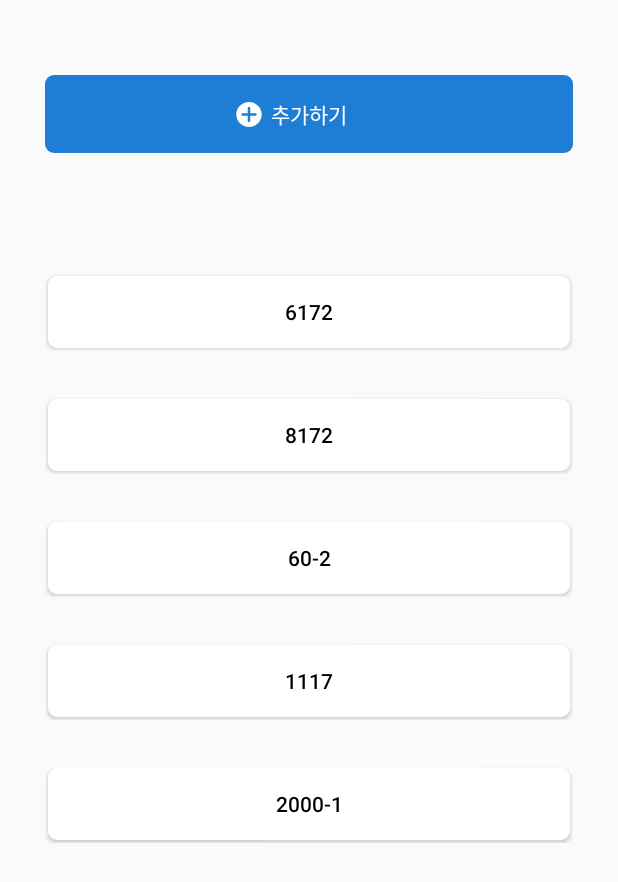
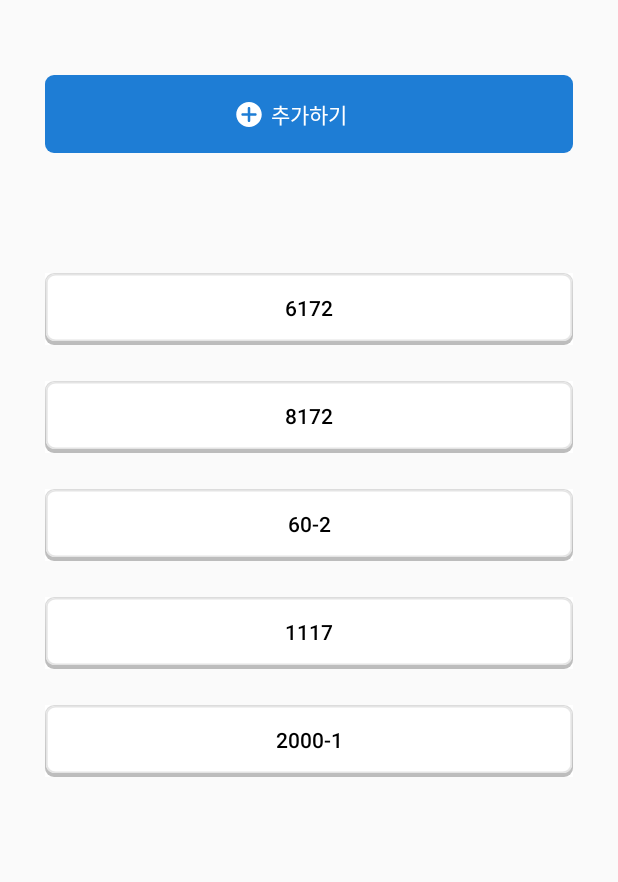
Before and after one commit to JunctionX-Hunter/JunctionX-Hunter-Android, an Android app: the AddAndDeleteTextActivity screen opened directly, with no data from a screen before it, on a phone screen of 412 x 824 dp. Shown: the top 882 px of the screen. Run offline under Robolectric (Android 15) with nearby library versions, the phone set to English and light mode, and no system bars; our stand-ins replace data binding; libraries missing offline, so code that uses them is left out: androidx.databinding.library.

Commit message:
메인화면 -  지정된 버스 번호, 세팅 연결합니다.  (#6)
* 삭제 기능 추가

* 세팅 연결

* 삭제 다이얼로그 추가

* Reformate Code

* 삭제다이얼로그 argument 받도록 수정

* 코드 수정

* 미사용 import 수정

Co-authored-by: sungmin.jung <jspiner@naver.com>

```diff
--- a/app/src/main/java/com/junction/seoul/hunterandroid/data/BusNumber.kt
+++ b/app/src/main/java/com/junction/seoul/hunterandroid/data/BusNumber.kt
@@ -1,7 +1,7 @@
 package com.junction.seoul.hunterandroid.data
 
 data class BusNumber(
-  val title: String
+  val title: String? = null
 )
 
 //TODO 저장된 버스 숫자 가져오도록 수정 필요
--- a/app/src/main/java/com/junction/seoul/hunterandroid/main/MainActivity.kt
+++ b/app/src/main/java/com/junction/seoul/hunterandroid/main/MainActivity.kt
@@ -7,6 +7,8 @@ import androidx.lifecycle.lifecycleScope
 import com.junction.seoul.hunterandroid.R
 import com.junction.seoul.hunterandroid.base.BaseActivity
 import com.junction.seoul.hunterandroid.databinding.ActivityMainBinding
+import com.junction.seoul.hunterandroid.setting.AddAndDeleteTextActivity
+import com.junction.seoul.hunterandroid.setting.SettingActivity
 import kotlinx.coroutines.ExperimentalCoroutinesApi
 import kotlinx.coroutines.flow.collect
 
@@ -46,10 +48,10 @@ class MainActivity : BaseActivity<ActivityMainBinding>(R.layout.activity_main) {
                 binding.button2.text = "설정"
 
                 binding.button1.setOnClickListener {
-                    // TODO : 즐겨찾는 버스 번호
+                    AddAndDeleteTextActivity.launch(this)
                 }
                 binding.button2.setOnClickListener {
-                    // TODO : 설정
+                    SettingActivity.launch(this)
                 }
             }
             MainViewState.Status.SEARCHED -> {
--- a/app/src/main/java/com/junction/seoul/hunterandroid/setting/AddAndDeleteAdapter.kt
+++ b/app/src/main/java/com/junction/seoul/hunterandroid/setting/AddAndDeleteAdapter.kt
@@ -2,6 +2,7 @@ package com.junction.seoul.hunterandroid.setting
 
 import android.view.LayoutInflater
 import android.view.ViewGroup
+import androidx.databinding.library.baseAdapters.BR
 import androidx.recyclerview.widget.RecyclerView
 import com.junction.seoul.hunterandroid.data.BusNumber
 import com.junction.seoul.hunterandroid.databinding.ItemAddRemoveTextBinding
@@ -32,8 +33,9 @@ class AddAndDeleteAdapter(private val viewModel: AddAndDeleteViewModel) :
     RecyclerView.ViewHolder(binding.root) {
 
     fun bind(item: BusNumber, viewModel: AddAndDeleteViewModel) {
+      binding.busNumber = item
       binding.vm = viewModel
-      binding.busNumber = item
+      binding.executePendingBindings()
     }
 
     companion object {
--- a/app/src/main/java/com/junction/seoul/hunterandroid/setting/AddAndDeleteTextActivity.kt
+++ b/app/src/main/java/com/junction/seoul/hunterandroid/setting/AddAndDeleteTextActivity.kt
@@ -1,5 +1,7 @@
 package com.junction.seoul.hunterandroid.setting
 
+import android.content.Context
+import android.content.Intent
 import androidx.activity.viewModels
 import androidx.lifecycle.lifecycleScope
 import com.junction.seoul.hunterandroid.R
@@ -29,10 +31,21 @@ class AddAndDeleteTextActivity :
 
   private fun setupViewModel() {
     viewModel.updateBusNumbers()
+
     uiStateJob = lifecycleScope.launch {
-
-      viewModel.busNumber.collect {
+      viewModel.busNumbers.collect {
         adapter.setItem(it)
+      }
+    }
+    uiStateJob = lifecycleScope.launch {
+      viewModel.pickBus.collect { pickBus ->
+        if (pickBus.title == null) return@collect
+        BottomDialogFragment.newInstance(
+          busNumber = pickBus.title,
+          onDelete = { viewModel.deleteBusNumber() }
+        ).run {
+          show(supportFragmentManager, tag)
+        }
       }
     }
   }
@@ -40,7 +53,12 @@ class AddAndDeleteTextActivity :
   override fun onStop() {
     uiStateJob?.cancel()
     super.onStop()
+  }
 
+  companion object {
+    fun launch(context: Context) {
+      context.startActivity(Intent(context, AddAndDeleteTextActivity::class.java))
+    }
   }
 
 }
--- a/app/src/main/java/com/junction/seoul/hunterandroid/setting/AddAndDeleteViewModel.kt
+++ b/app/src/main/java/com/junction/seoul/hunterandroid/setting/AddAndDeleteViewModel.kt
@@ -3,18 +3,18 @@ package com.junction.seoul.hunterandroid.setting
 import androidx.lifecycle.ViewModel
 import com.junction.seoul.hunterandroid.data.BusNumber
 import com.junction.seoul.hunterandroid.data.makeBusNumbers
-import kotlinx.coroutines.ExperimentalCoroutinesApi
 import kotlinx.coroutines.flow.MutableStateFlow
 import kotlinx.coroutines.flow.StateFlow
+
 class AddAndDeleteViewModel : ViewModel() {
 
   private val _busNumbers = MutableStateFlow(mutableListOf(BusNumber("init")))
-  val busNumber: StateFlow<MutableList<BusNumber>>
+  val busNumbers: StateFlow<MutableList<BusNumber>>
     get() = _busNumbers
 
-  private val _showDeleteDialog = MutableStateFlow(false)
-  val showDeleteDialog: StateFlow<Boolean>
-    get() = _showDeleteDialog
+  private val _pickBus = MutableStateFlow(BusNumber(null))
+  val pickBus: StateFlow<BusNumber>
+    get() = _pickBus
 
   //TODO Room을 이용하여 local에서 가져오게 수정 필요.
   fun updateBusNumbers() {
@@ -26,15 +26,13 @@ class AddAndDeleteViewModel : ViewModel() {
     _busNumbers.value.add(busNumber)
   }
 
-  fun showDeleteDialog() {
-    _showDeleteDialog.value = true
-    //TODO 다이얼로그에서 삭제 버튼 누른 뒤 삭제
-    //deleteBusNumber()
+  fun showDeleteDialog(busNumber: BusNumber) {
+    _pickBus.value = busNumber
   }
 
-  private fun deleteBusNumber(busNumber: BusNumber) {
-    //_busNumbers.value.remove(busNumber)
-
+  fun deleteBusNumber() {
+    val removedList = _busNumbers.value.filterNot { it == pickBus.value }
+    _busNumbers.value.clear()
+    _busNumbers.value = removedList.toMutableList()
   }
-
 }
--- a/app/src/main/res/drawable/rounded_6dp_button.xml
+++ /dev/null
@@ -1,6 +0,0 @@
-<?xml version="1.0" encoding="utf-8"?>
-<shape xmlns:android="http://schemas.android.com/apk/res/android"
-  android:shape="rectangle">
-  <corners android:radius="6dp" />
-  <solid android:color="@color/white" />
-</shape>
--- a/app/src/main/res/layout/activity_setting.xml
+++ b/app/src/main/res/layout/activity_setting.xml
@@ -45,7 +45,7 @@
       app:thumbColor="@color/key_blue"
       app:tickColorActive="@color/key_blue"
       app:tickColorInactive="@color/gray_40"
-      app:trackColorActive="@color/gray_40"
+      app:trackColorActive="@color/key_blue"
       app:trackColorInactive="@color/gray_40"
       app:trackHeight="8dp" />
 
@@ -92,7 +92,8 @@
       android:layout_marginStart="16dp"
       android:layout_marginEnd="16dp"
       android:layout_marginBottom="180dp"
-      android:background="@drawable/rounded_6dp_button"
+      android:background="@drawable/background_white_button"
+      android:clipToPadding="false"
       android:elevation="5dp"
       android:gravity="center"
       android:text="로그아웃"
--- a/app/src/main/res/layout/item_add_remove_text.xml
+++ b/app/src/main/res/layout/item_add_remove_text.xml
@@ -16,21 +16,25 @@
   </data>
 
   <androidx.constraintlayout.widget.ConstraintLayout
+    android:id="@+id/item"
     android:layout_width="match_parent"
     android:layout_height="wrap_content"
-    android:layout_marginBottom="30dp"
-    android:clipToPadding="false"
-    android:padding="2dp"
+    android:layout_marginBottom="24dp"
+    android:background="#ffffff"
     app:layout_constraintEnd_toEndOf="parent"
     app:layout_constraintStart_toStartOf="parent"
     app:layout_constraintTop_toTopOf="parent">
 
-    <Button
+    <androidx.appcompat.widget.AppCompatButton
+      android:id="@+id/btn"
       android:layout_width="0dp"
       android:layout_height="48dp"
-      android:background="@drawable/rounded_6dp_button"
+      android:layout_marginBottom="31dp"
+      android:background="@drawable/background_white_button"
+      android:clipToPadding="false"
       android:elevation="5dp"
       android:gravity="center"
+      android:onClick="@{() -> vm.showDeleteDialog(busNumber)}"
       android:text="@{busNumber.title}"
       android:textColor="@color/black"
       app:layout_constraintEnd_toEndOf="parent"
@@ -38,6 +42,5 @@
       app:layout_constraintTop_toTopOf="parent"
       tools:text="저장된 번호" />
 
-
   </androidx.constraintlayout.widget.ConstraintLayout>
 </layout>
```
Also changed, not shown: app/src/main/java/com/junction/seoul/hunterandroid/setting/BottomDialogFragment.kt (added, +54 -0 lines), app/src/main/java/com/junction/seoul/hunterandroid/setting/SettingActivity.kt (+6 -2 lines), app/src/main/res/drawable/rounded_14dp_button.xml (added, +10 -0 lines), app/src/main/res/layout/fragment_bottom_dialog_list_dialog.xml (added, +77 -0 lines), app/src/main/res/values/typo.xml (+7 -0 lines).
